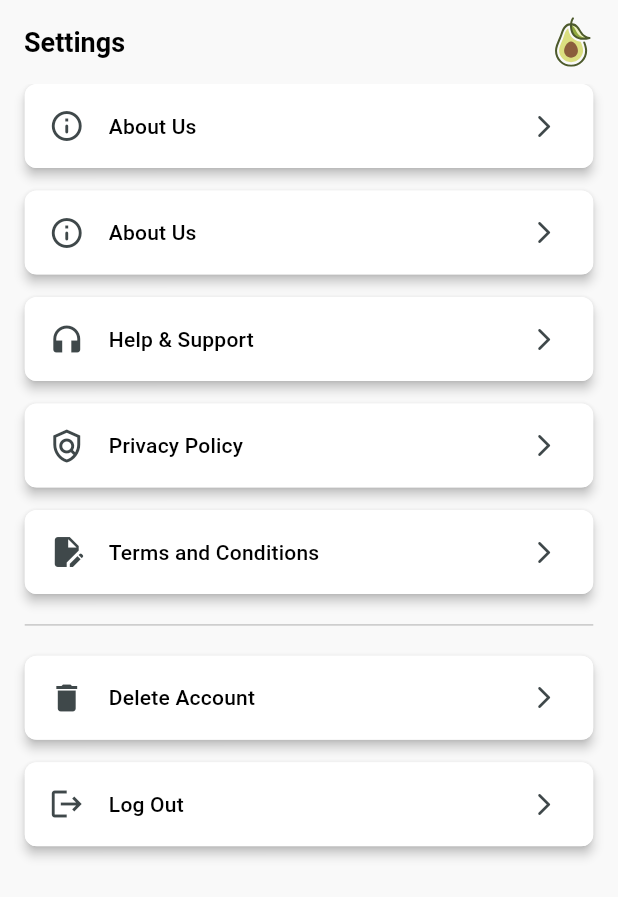
After one commit to Abdulla-Khan/FlourishU, a Flutter app: the SettingsView screen opened directly, on a phone screen of 412 x 824 dp. The commit adds this screen. Shown: the top 897 px of the screen. Run offline on Flutter 3.47's test engine with Material 3 defaults, Android fonts, the phone set to English and light mode, and no system bars; our stand-ins replace flutter_svg, fluttertoast, get, get_storage, google_fonts, jwt_decoder and 1 more; missing offline and left inert: flutter_floating_bottom_bar, wheel_slider; accounts and stored records are empty; network calls fail.

Commit message:
Completed Navigation Bar. Profile, History and Settings View.

```diff
--- a/lib/controllers/customize_diet_plans/customize_diet_plans_controller.dart
+++ b/lib/controllers/customize_diet_plans/customize_diet_plans_controller.dart
@@ -1,5 +1,12 @@
+import 'dart:developer';
+
 import 'package:get/get.dart';
 
 class CustomizeDietPlansController extends GetxController {
   RxInt selectedIndex = 0.obs;
+  @override
+  void onInit() {
+    super.onInit();
+    log("initializing");
+  }
 }
--- /dev/null
+++ b/lib/controllers/history/history_controller.dart
@@ -0,0 +1,19 @@
+import 'package:get/get.dart';
+import 'package:intl/intl.dart';
+
+class HistoryController extends GetxController {
+  RxString formattedDate = DateFormat(('d MMM, yyyy')).format(DateTime.now()).obs;
+  DateTime currentDate = DateTime.now();
+
+  void incrementDate() {
+    currentDate =
+        currentDate.add(const Duration(days: 1)); // Assign the new DateTime
+    formattedDate.value = DateFormat('d MMM, yyyy').format(currentDate);
+  }
+
+  void decrementDate() {
+    currentDate = currentDate
+        .subtract(const Duration(days: 1)); // Assign the new DateTime
+    formattedDate.value = DateFormat('d MMM, yyyy').format(currentDate);
+  }
+}
--- a/lib/main.dart
+++ b/lib/main.dart
@@ -1,10 +1,12 @@
 import 'package:flourish/utils/bindings/bindings.dart';
 import 'package:flourish/utils/constants/colors.dart';
-import 'package:flourish/utils/routes/routes.dart';
+import 'package:flourish/views/navigation_view.dart';
 import 'package:flutter/material.dart';
 import 'package:get/route_manager.dart';
 import 'package:get_storage/get_storage.dart';
 import 'package:google_fonts/google_fonts.dart';
+
+import 'utils/routes/routes.dart';
 
 void main() async {
   await GetStorage.init();
@@ -18,6 +20,7 @@ class FlourishApp extends StatelessWidget {
     return GestureDetector(
       onTap: () => FocusScope.of(context).requestFocus(FocusNode()),
       child: GetMaterialApp(
+        home: NavigationView(),
         getPages: routes,
         initialBinding: ControllerBinding(),
         title: 'Flourish',
--- a/lib/utils/bindings/bindings.dart
+++ b/lib/utils/bindings/bindings.dart
@@ -5,6 +5,7 @@ import 'package:flourish/controllers/auth/reset_password_controller.dart';
 import 'package:flourish/controllers/auth/sign_up_controller.dart';
 import 'package:flourish/controllers/auth/login_controller.dart';
 import 'package:flourish/controllers/customize_diet_plans/customize_diet_plans_controller.dart';
+import 'package:flourish/controllers/history/history_controller.dart';
 import 'package:flourish/controllers/home/home_controller.dart';
 import 'package:get/get.dart';
 
@@ -18,6 +19,7 @@ class ControllerBinding implements Bindings {
     Get.lazyPut(() => ForgotPasswordController(), fenix: true);
     Get.lazyPut(() => ResetPasswordController(), fenix: true);
     Get.lazyPut(() => HomeController());
+    Get.lazyPut(() => HistoryController());
     Get.lazyPut(() => CustomizeDietPlansController(), fenix: true);
   }
 }
--- a/lib/views/home/home_view.dart
+++ b/lib/views/home/home_view.dart
@@ -14,6 +14,7 @@ class HomeView extends GetView<HomeController> {
   @override
   Widget build(BuildContext context) {
     return Scaffold(
+      backgroundColor: bgColor,
       appBar: AppBar(
         automaticallyImplyLeading: false,
         toolbarHeight: context.height * 0.02,
--- /dev/null
+++ b/lib/views/settings/settings_view.dart
@@ -0,0 +1,77 @@
+import 'package:flutter/material.dart';
+import 'package:get/get.dart';
+import '../../utils/constants/colors.dart';
+import '../components/onboarding/appbar.dart';
+
+class SettingsView extends GetView {
+  const SettingsView({super.key});
+
+  @override
+  Widget build(BuildContext context) {
+    return Scaffold(
+      backgroundColor: bgColor,
+      appBar: const OnboardingAppBar(
+        onPressed: null,
+        showLeading: false,
+        text: "Settings",
+      ),
+      body: SafeArea(
+        child: Padding(
+          padding: EdgeInsets.symmetric(
+            horizontal: context.width * 0.04,
+          ),
+          child: ListView.separated(
+              physics: const NeverScrollableScrollPhysics(),
+              itemCount: settingItem.length + 1,
+              separatorBuilder: (context, index) {
+                if (index == 4) {
+                  return Divider(
+                    thickness: 1,
+                    height: context.height * 0.05,
+                    color: Colors.black.withOpacity(0.2),
+                  );
+                }
+                return const SizedBox(height: 15);
+              },
+              itemBuilder: (context, index) => Material(
+                    color: Colors.white,
+                    borderRadius: BorderRadius.circular(8),
+                    elevation: 3,
+                    child: ListTile(
+                      tileColor: Colors.white,
+                      shape: RoundedRectangleBorder(
+                        borderRadius: BorderRadius.circular(8),
+                      ),
+                      leading: Icon(
+                          settingItem[index == 0 ? index : index - 1]['icon']),
+                      title: Text(
+                        settingItem[index == 0 ? index : index - 1]['title'],
+                        style: const TextStyle(
+                          color: Colors.black,
+                          fontSize: 14,
+                          fontFamily: 'Roboto',
+                          fontWeight: FontWeight.w500,
+                          height: 0,
+                          letterSpacing: 0.14,
+                        ),
+                      ),
+                      trailing: const Icon(
+                        Icons.arrow_forward_ios_rounded,
+                        size: 18,
+                      ),
+                    ),
+                  )),
+        ),
+      ),
+    );
+  }
+}
+
+List settingItem = [
+  {"title": "About Us", 'icon': Icons.info_outline_rounded},
+  {"title": "Help & Support", 'icon': Icons.headphones},
+  {"title": "Privacy Policy", 'icon': Icons.policy_outlined},
+  {"title": "Terms and Conditions", 'icon': Icons.edit_document},
+  {"title": "Delete Account", 'icon': Icons.delete},
+  {"title": "Log Out", 'icon': Icons.logout},
+];
--- a/pubspec.yaml
+++ b/pubspec.yaml
@@ -44,6 +44,7 @@ dependencies:
   intl: ^0.19.0
   jwt_decoder: ^2.0.1
   fluttertoast: ^8.2.8
+  flutter_floating_bottom_bar: ^1.2.1+1
 
 dev_dependencies:
   flutter_test:
@@ -68,6 +69,7 @@ flutter:
 
   # To add assets to your application, add an assets section, like this:
   assets:
+    - assets/test.png
     - assets/logo/
     - assets/home/
     - assets/onboarding/
```
Also changed, not shown: lib/views/auth/login/login_view.dart (+5 -5 lines), lib/views/history/history_view.dart (added, +181 -0 lines), lib/views/navigation_view.dart (added, +118 -0 lines), lib/views/profile/profile_view.dart (added, +175 -0 lines), assets/test.png (added), pubspec.lock.
